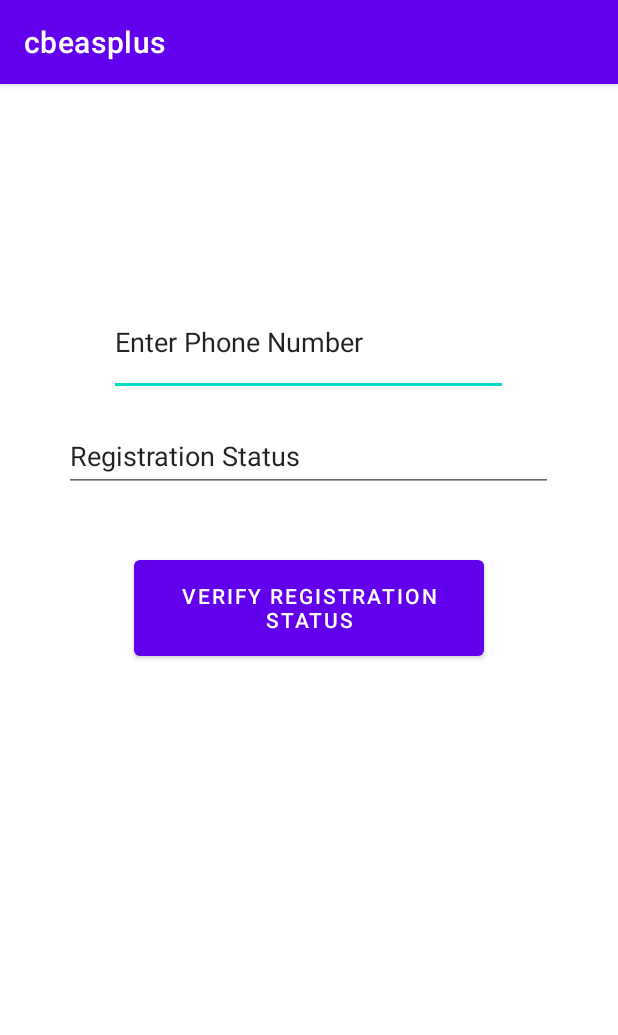
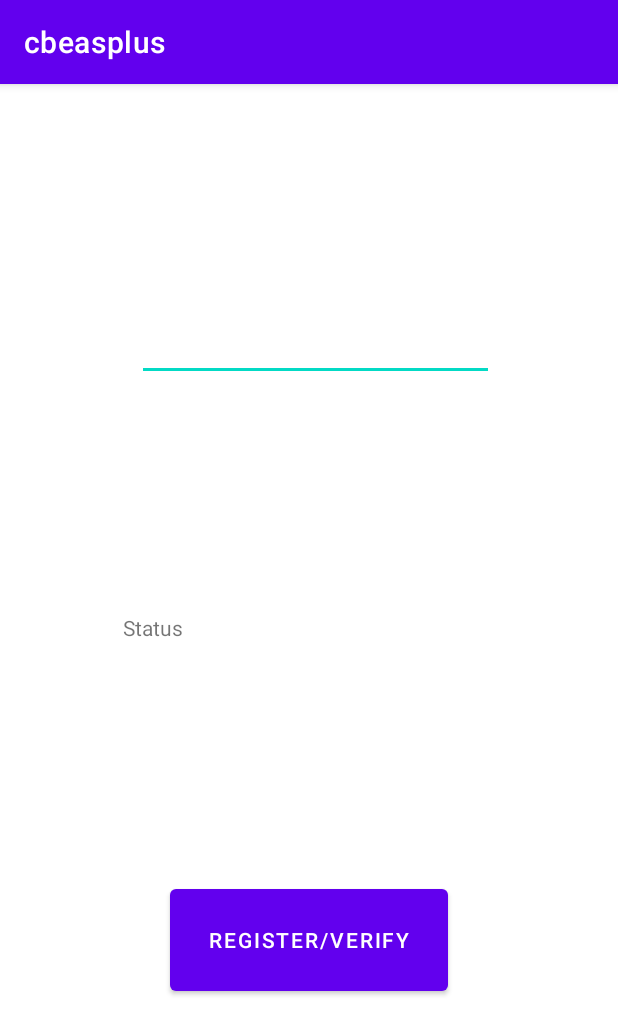
Before and after one commit to ejosytech/cbeasplus, an Android app: the screen it shows after launch (RegisterActivity before the commit, RegistryPrefrenceActivity after it), in the options menu, after a tap on "Register", on a phone screen of 412 x 824 dp. Shown: the top 1035 px of the screen. Run offline under Robolectric (Android 15) with nearby library versions, the phone set to English and light mode, and no system bars; our stand-ins replace Volley; network calls fail.

Commit message:
Commit 15Sept2022-1

```diff
--- /dev/null
+++ b/app/src/main/java/com/ejosy/cbeasplus/RegistryPrefrenceActivity.java
@@ -0,0 +1,110 @@
+package com.ejosy.cbeasplus;
+
+import androidx.appcompat.app.AppCompatActivity;
+
+import android.content.SharedPreferences;
+import android.os.Bundle;
+import android.view.View;
+import android.widget.Button;
+import android.widget.EditText;
+import android.widget.TextView;
+import android.widget.Toast;
+
+public class RegistryPrefrenceActivity extends AppCompatActivity {
+    private EditText mobile_line;
+    private TextView txt_display_reg_status;
+    private Button btn_verify;
+    private DatabaseHelper db;
+    //
+    @Override
+    protected void onCreate(Bundle savedInstanceState) {
+        super.onCreate(savedInstanceState);
+        setContentView(R.layout.activity_prefrence_registry);
+        //
+        db = new DatabaseHelper(this);
+        //
+        mobile_line = findViewById(R.id.editTextTextMobile);
+        txt_display_reg_status = findViewById(R.id.txt_pref_display_reg_status);
+
+        //
+        btn_verify = findViewById(R.id.btn_verify);
+        //
+        btn_verify.setOnClickListener(new View.OnClickListener() {
+            @Override
+            public void onClick(View v) {
+
+                String var_phone_no = mobile_line.getText().toString();
+                //Toast.makeText(RegistryPreferenceActivity.this, "Phone Number to Verify " + var_phone_no, Toast.LENGTH_SHORT).show();
+
+                if (!db.PhoneExist_subscription(var_phone_no.trim()) || var_phone_no.isEmpty())
+                {
+                    txt_display_reg_status.setText("You have not Subscribed, hence you cant enjoy this service");
+
+                }
+                else
+                { //Subscription Confirmed
+                    //
+                    if (db.PhoneExist_reg()) {//update
+                        txt_display_reg_status.setText("Already Registered");
+                        //
+
+                        //Toast.makeText(RegisterActivity.this, "Phone to be updated: " + var_phone_no, Toast.LENGTH_SHORT).show();
+
+                    } else {//Insert new
+                        //Toast.makeText(RegisterActivity.this, "New Phone Registered: " + var_phone_no, Toast.LENGTH_SHORT).show();
+                        //
+                        txt_display_reg_status.setText("Not Registered, Proceed to Register");
+
+                        //
+                        //db.addClient_reg(var_phone_no.trim());
+
+                    }
+                }
+
+            }
+
+        }
+
+        );}
+
+    // Fetch the stored data in onResume()
+    // Because this is what will be called
+    // when the app opens again
+    @Override
+    protected void onResume() {
+        super.onResume();
+
+        // Fetching the stored data
+        // from the SharedPreference
+        SharedPreferences sh = getSharedPreferences("Prefclient", MODE_PRIVATE);
+
+        String  mobile_line_value = sh.getString("mobile_line", "");
+        // Setting the fetched data
+        // in the EditTexts
+        mobile_line.setText(mobile_line_value);
+
+    }
+
+    // Store the data in the SharedPreference
+    // in the onPause() method
+    // When the user closes the application
+    // onPause() will be called
+    // and data will be stored
+    @Override
+    protected void onPause() {
+        super.onPause();
+
+        // Creating a shared pref object
+        // with a file name "MySharedPref"
+        // in private mode
+        SharedPreferences sharedPreferences = getSharedPreferences("Prefclient", MODE_PRIVATE);
+        SharedPreferences.Editor myEdit = sharedPreferences.edit();
+
+        // write all the data entered by the user in SharedPreference and apply
+        myEdit.putString("mobile_line", mobile_line.getText().toString());
+        myEdit.apply();
+    }
+
+
+
+}
--- /dev/null
+++ b/app/src/main/res/layout/activity_prefrence_registry.xml
@@ -0,0 +1,45 @@
+<?xml version="1.0" encoding="utf-8"?>
+<androidx.constraintlayout.widget.ConstraintLayout xmlns:android="http://schemas.android.com/apk/res/android"
+    xmlns:app="http://schemas.android.com/apk/res-auto"
+    xmlns:tools="http://schemas.android.com/tools"
+    android:layout_width="match_parent"
+    android:layout_height="match_parent"
+    tools:context=".RegistryPrefrenceActivity">
+
+    <EditText
+        android:id="@+id/editTextTextMobile"
+        android:layout_width="238dp"
+        android:layout_height="65dp"
+        android:ems="10"
+        android:inputType="textPersonName"
+        android:minHeight="48dp"
+        android:text="@string/PreferenceMobile"
+        app:layout_constraintBottom_toBottomOf="parent"
+        app:layout_constraintEnd_toEndOf="parent"
+        app:layout_constraintHorizontal_bias="0.526"
+        app:layout_constraintStart_toStartOf="parent"
+        app:layout_constraintTop_toTopOf="parent"
+        app:layout_constraintVertical_bias="0.189" />
+
+    <Button
+        android:id="@+id/btn_verify"
+        android:layout_width="185dp"
+        android:layout_height="80dp"
+        android:text="@string/btn_verify"
+        app:layout_constraintBottom_toBottomOf="parent"
+        app:layout_constraintEnd_toEndOf="parent"
+        app:layout_constraintStart_toStartOf="parent"
+        app:layout_constraintTop_toTopOf="parent"
+        app:layout_constraintVertical_bias="0.771" />
+
+    <TextView
+        android:id="@+id/txt_pref_display_reg_status"
+        android:layout_width="248dp"
+        android:layout_height="63dp"
+        android:text="@string/pref_display_reg_status"
+        app:layout_constraintBottom_toBottomOf="parent"
+        app:layout_constraintEnd_toEndOf="parent"
+        app:layout_constraintStart_toStartOf="parent"
+        app:layout_constraintTop_toTopOf="parent" />
+
+</androidx.constraintlayout.widget.ConstraintLayout>
--- a/app/src/main/res/values/strings.xml
+++ b/app/src/main/res/values/strings.xml
@@ -13,6 +13,10 @@
     <string name="btn_reg">Register</string>
     <string name="btn_verify_reg">Verify Registration Status</string>
     <string name="txt_phone">Enter Phone Number</string>
-    <string name="txaddress">Adress</string>
+    <string name="txaddress">Address</string>
     <string name="btn_map">Incidence location</string>
+    <string name="name">Name</string>
+    <string name="PreferenceMobile">Mobile</string>
+    <string name="pref_display_reg_status">Status</string>
+    <string name="btn_verify">Register/Verify</string>
 </resources>
```
Also changed, not shown: app/src/main/AndroidManifest.xml (+6 -2 lines), app/src/main/java/com/ejosy/cbeasplus/MainActivity.java (+13 -72 lines), app/src/main/java/com/ejosy/cbeasplus/SmsBroadcastRx.java (+11 -5 lines), app/src/main/java/com/ejosy/cbeasplus/SmsBroadcastRxActivity.java (+4 -40 lines), 1 other file.
